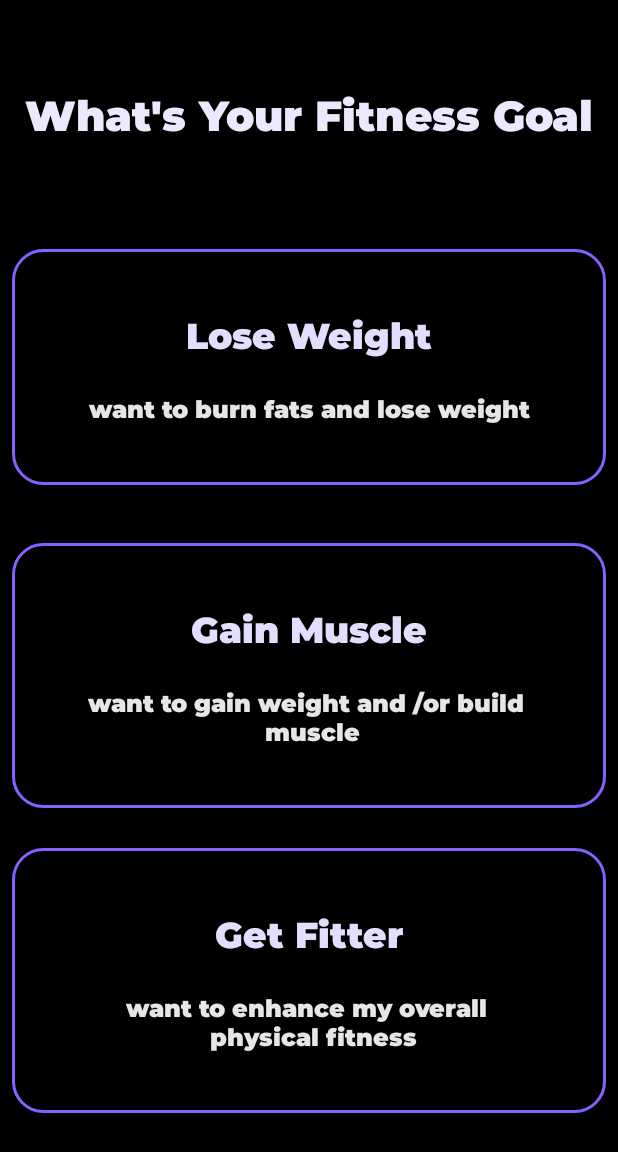
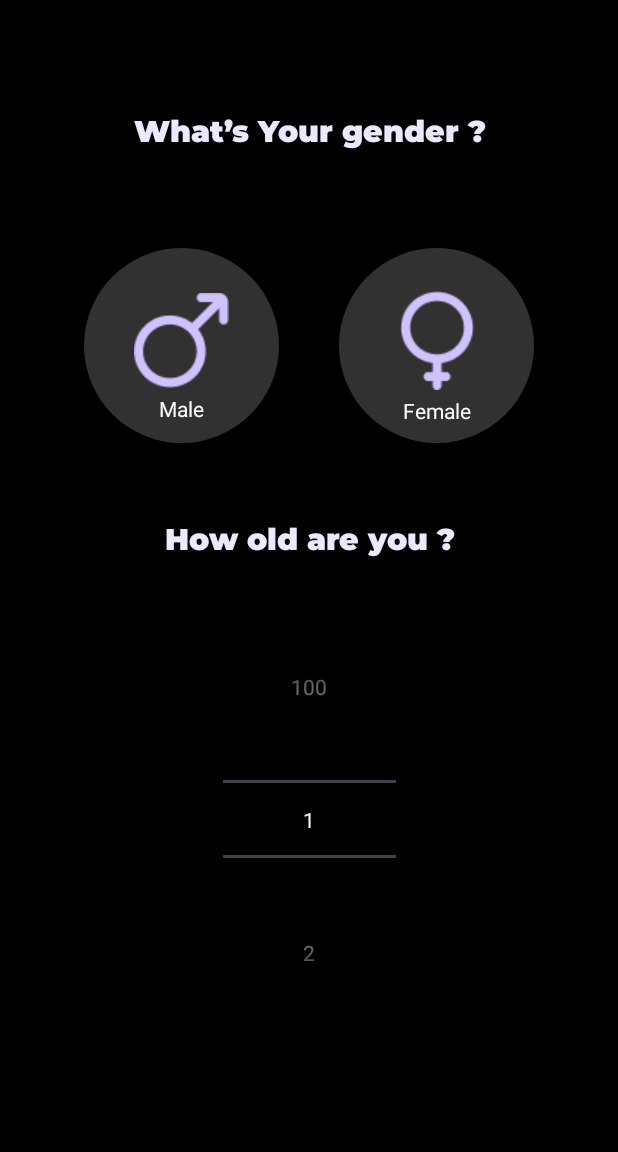
Before and after one commit to Modarb-Ai-Trainer/modarb-android, an Android app: the screen it shows after launch (GoalSelectionActivity before the commit, GenderSelectionActivity after it), on a phone screen of 412 x 824 dp. Shown: the top 1152 px of the screen. Run offline under Robolectric (Android 15) with nearby library versions, the light colour scheme and no system bars.

Commit message:
Adding demo (gender & target_weight) screen.

```diff
--- a/app/build.gradle.kts
+++ b/app/build.gradle.kts
@@ -46,6 +46,8 @@ dependencies {
     implementation("androidx.appcompat:appcompat:1.6.1")
     implementation("com.google.android.material:material:1.10.0")
     implementation("androidx.constraintlayout:constraintlayout:2.1.4")
+    implementation("androidx.navigation:navigation-fragment-ktx:2.5.3")
+    implementation("androidx.navigation:navigation-ui-ktx:2.5.3")
     testImplementation("junit:junit:4.13.2")
     androidTestImplementation("androidx.test.ext:junit:1.1.5")
     androidTestImplementation("androidx.test.espresso:espresso-core:3.5.1")
--- /dev/null
+++ b/app/src/main/java/com/modarb/android/ui/onboarding/activities/GenderSelectionActivity.kt
@@ -0,0 +1,55 @@
+package com.modarb.android.ui.onboarding.activities
+
+import android.os.Build
+import android.os.Bundle
+import android.view.View
+import android.widget.NumberPicker
+import android.widget.TextView
+import androidx.annotation.RequiresApi
+import androidx.appcompat.app.AppCompatActivity
+import com.modarb.android.R
+
+class GenderSelectionActivity : AppCompatActivity() {
+
+    @RequiresApi(Build.VERSION_CODES.M)
+    override fun onCreate(savedInstanceState: Bundle?) {
+        super.onCreate(savedInstanceState)
+        setContentView(R.layout.activity_gender_selection)
+
+        val container1 = findViewById<View>(R.id.circleBackground1)
+        val container2 = findViewById<View>(R.id.circleBackground2)
+
+        // Set OnClickListener for container1
+        container1.setOnClickListener {
+            changeBackgroundDrawable(container1, R.drawable.circular_background_neon)
+            changeBackgroundDrawable(container2, R.drawable.circular_background)
+        }
+
+        // Set OnClickListener for container2
+        container2.setOnClickListener {
+            changeBackgroundDrawable(container2, R.drawable.circular_background_neon)
+            changeBackgroundDrawable(container1, R.drawable.circular_background)
+        }
+
+        val numberPicker: NumberPicker = findViewById(R.id.numberPicker)
+
+        numberPicker.minValue = 1
+        numberPicker.maxValue = 100
+
+        val numberPickerTextColor = getColor(R.color.white_smoke) // Replace with your desired red color
+        if (Build.VERSION.SDK_INT >= Build.VERSION_CODES.Q) {
+            numberPicker.setTextColor(numberPickerTextColor)
+        }
+
+        // Set the number text color to red
+        numberPicker.setOnValueChangedListener { picker, oldVal, newVal ->
+            val numberPickerTextViewId = resources.getIdentifier("android:id/number picker_input", null, null)
+            val numberPickerTextView = numberPicker.findViewById<TextView>(numberPickerTextViewId)
+            numberPickerTextView?.setTextColor(numberPickerTextColor)
+        }
+    }
+
+    private fun changeBackgroundDrawable(view: View, drawableId: Int) {
+        view.setBackgroundResource(drawableId)
+    }
+}
--- /dev/null
+++ b/app/src/main/res/drawable/circular_background.xml
@@ -0,0 +1,5 @@
+<?xml version="1.0" encoding="utf-8"?>
+<shape xmlns:android="http://schemas.android.com/apk/res/android"
+    android:shape="oval">
+    <solid android:color="@color/dark_charcoal" />
+</shape>
--- /dev/null
+++ b/app/src/main/res/drawable/circular_background_neon.xml
@@ -0,0 +1,5 @@
+<?xml version="1.0" encoding="utf-8"?>
+<shape xmlns:android="http://schemas.android.com/apk/res/android"
+    android:shape="oval">
+    <solid android:color="@color/neon_blue" />
+</shape>
--- a/app/src/main/res/drawable/neon_blue_edges.xml
+++ b/app/src/main/res/drawable/neon_blue_edges.xml
@@ -2,7 +2,7 @@
 <selector xmlns:android="http://schemas.android.com/apk/res/android">
     <item android:state_pressed="true">
         <shape>
-            <solid android:color="#6739FF" />
+            <solid android:color="@color/neon_blue" />
             <corners android:radius="20dp" />
         </shape>
     </item>
@@ -12,7 +12,7 @@
             <solid android:color="@android:color/transparent" />
             <stroke
                 android:width="2dp"
-                android:color="#8561FF" />
+                android:color="@color/primary_400" />
             <corners android:radius="20dp" />
             <padding
                 android:end="10dp"
--- a/app/src/main/res/drawable/neon_blue_shape.xml
+++ b/app/src/main/res/drawable/neon_blue_shape.xml
@@ -1,5 +1,5 @@
 <shape xmlns:android="http://schemas.android.com/apk/res/android"
     android:shape="rectangle">
-    <solid android:color="#6739FF"/>
+    <solid android:color="@color/neon_blue"/>
     <corners android:radius="20dp" />
 </shape>
--- /dev/null
+++ b/app/src/main/res/layout/activity_gender_selection.xml
@@ -0,0 +1,142 @@
+<androidx.constraintlayout.widget.ConstraintLayout
+    xmlns:android="http://schemas.android.com/apk/res/android"
+    xmlns:app="http://schemas.android.com/apk/res-auto"
+    xmlns:tools="http://schemas.android.com/tools"
+    android:layout_width="match_parent"
+    android:layout_height="match_parent"
+    android:padding="16dp"
+    android:background="@color/black">
+
+    <TextView
+        android:id="@+id/textView"
+        android:layout_width="0dp"
+        android:layout_height="wrap_content"
+        android:layout_marginTop="48dp"
+        android:fontFamily="@font/montserrat"
+        android:gravity="center"
+        android:padding="8dp"
+        android:text="@string/whats_your_gender"
+        android:textColor="@color/lavender"
+        android:textSize="20sp"
+        app:layout_constraintEnd_toEndOf="parent"
+        app:layout_constraintHorizontal_bias="0.0"
+        app:layout_constraintStart_toStartOf="parent"
+        app:layout_constraintTop_toTopOf="parent" />
+
+    <TextView
+        android:id="@+id/textView3"
+        android:layout_width="0dp"
+        android:layout_height="wrap_content"
+        android:fontFamily="@font/montserrat"
+        android:gravity="center"
+        android:padding="8dp"
+        android:text="@string/how_old_are_you"
+        android:textColor="@color/lavender"
+        android:textSize="20sp"
+        app:layout_constraintBottom_toTopOf="@+id/numberPicker"
+        app:layout_constraintEnd_toEndOf="parent"
+        app:layout_constraintStart_toStartOf="parent"
+        app:layout_constraintTop_toBottomOf="@+id/circleBackground2"
+        app:layout_constraintVertical_bias="0.555" />
+
+    <View
+        android:id="@+id/circleBackground1"
+        android:layout_width="130dp"
+        android:layout_height="130dp"
+        android:background="@drawable/circular_background"
+        app:layout_constraintBottom_toBottomOf="parent"
+        app:layout_constraintEnd_toStartOf="@+id/circleBackground2"
+        app:layout_constraintStart_toStartOf="parent"
+        app:layout_constraintTop_toBottomOf="@+id/textView"
+        app:layout_constraintVertical_bias="0.1" />
+
+    <LinearLayout
+        android:id="@+id/container"
+        android:layout_width="wrap_content"
+        android:layout_height="wrap_content"
+        android:gravity="center"
+        android:orientation="vertical"
+        app:layout_constraintBottom_toBottomOf="@+id/circleBackground1"
+        app:layout_constraintEnd_toEndOf="@+id/circleBackground1"
+        app:layout_constraintStart_toStartOf="@+id/circleBackground1"
+        app:layout_constraintTop_toTopOf="@+id/circleBackground1"
+        tools:ignore="UseCompoundDrawables">
+
+        <ImageView
+            android:id="@+id/imageView"
+            android:layout_width="wrap_content"
+            android:layout_height="wrap_content"
+            android:layout_marginTop="16dp"
+            android:layout_marginBottom="4dp"
+            android:src="@drawable/male_vector"
+            tools:ignore="ContentDescription" />
+
+        <TextView
+            android:id="@+id/textView1"
+            android:layout_width="wrap_content"
+            android:layout_height="wrap_content"
+            android:text="@string/male"
+            android:textColor="@android:color/white" />
+
+    </LinearLayout>
+
+    <View
+        android:id="@+id/circleBackground2"
+        android:layout_width="130dp"
+        android:layout_height="130dp"
+        android:background="@drawable/circular_background"
+        app:layout_constraintBottom_toBottomOf="parent"
+        app:layout_constraintEnd_toEndOf="parent"
+        app:layout_constraintHorizontal_bias="0.75"
+        app:layout_constraintStart_toEndOf="@id/circleBackground1"
+        app:layout_constraintTop_toBottomOf="@+id/textView"
+        app:layout_constraintVertical_bias="0.1"/>
+
+    <LinearLayout
+        android:id="@+id/container2"
+        android:layout_width="wrap_content"
+        android:layout_height="wrap_content"
+        android:gravity="center"
+        android:orientation="vertical"
+        app:layout_constraintBottom_toBottomOf="@+id/circleBackground2"
+        app:layout_constraintEnd_toEndOf="@+id/circleBackground2"
+        app:layout_constraintStart_toStartOf="@+id/circleBackground2"
+        app:layout_constraintTop_toTopOf="@+id/circleBackground2"
+        tools:ignore="UseCompoundDrawables">
+
+        <ImageView
+            android:id="@+id/imageView2"
+            android:layout_width="wrap_content"
+            android:layout_height="wrap_content"
+            android:layout_marginTop="16dp"
+            android:layout_marginBottom="4dp"
+            android:src="@drawable/female_vector"
+            tools:ignore="ContentDescription" />
+
+        <TextView
+            android:id="@+id/textView2"
+            android:layout_width="wrap_content"
+            android:layout_height="wrap_content"
+            android:text="@string/female"
+            android:textColor="@android:color/white" />
+
+    </LinearLayout>
+
+    <NumberPicker
+        android:id="@+id/numberPicker"
+        android:layout_width="115dp"
+        android:layout_height="266dp"
+        android:layout_marginTop="16dp"
+        android:layout_marginBottom="16dp"
+        android:background="@android:color/transparent"
+        android:gravity="center"
+        android:orientation="vertical"
+        android:textColor="@color/neon_blue"
+        app:layout_constraintBottom_toBottomOf="parent"
+        app:layout_constraintEnd_toEndOf="parent"
+        app:layout_constraintStart_toStartOf="parent"
+        app:layout_constraintTop_toTopOf="parent"
+        app:layout_constraintVertical_bias="0.772" />
+
+
+</androidx.constraintlayout.widget.ConstraintLayout>
--- /dev/null
+++ b/app/src/main/res/values-v23/themes.xml
@@ -0,0 +1,9 @@
+<resources xmlns:tools="http://schemas.android.com/tools">
+
+    <style name="Theme.Modarb" parent="Base.Theme.Modarb">
+        <!-- Transparent system bars for edge-to-edge. -->
+        <item name="android:navigationBarColor">@android:color/transparent</item>
+        <item name="android:statusBarColor">@android:color/transparent</item>
+        <item name="android:windowLightStatusBar">?attr/isLightTheme</item>
+    </style>
+</resources>
--- a/app/src/main/res/values/colors.xml
+++ b/app/src/main/res/values/colors.xml
@@ -16,4 +16,8 @@
     <color name="lavender">#EEE8FE</color>
     <color name="white_violet">#E5DDFE</color>
     <color name="platinum">#E6E6E6</color>
+    <color name="white_smoke">#F7F7F7</color>
+    <color name="dark_charcoal">#313131</color>
+    <color name="neon_blue">#6739FF</color>
+    <color name="tropical_indigo">#997AFF</color>
 </resources>
--- a/app/src/main/res/values/strings.xml
+++ b/app/src/main/res/values/strings.xml
@@ -15,13 +15,22 @@
     <string name="real_time_guidance_and_progress_tracking">Real-Time Guidance and \n Progress Tracking</string>
     <string name="description_real_time_guidance_and_progress_tracking">Experience real-time guidance during workouts and track your progress effortlessly. Our app provides insights, charts, and motivation to keep you on the path to a healthier lifestyle.</string>
     <string name="welcome_to_your_fitness_revolution">Welcome to your fitness \n revolution</string>
-    <string name="description_welcome_to_your_fitness_revolution">Meet your new workout companion – your smart personal trainer. Ready to guide you every step of the way. Let\'s make every workout count!</string>
+    <string name="description_welcome_to_your_fitness_revolution">Meet your new workout companion – your smart personal trainer. Ready to guide you every step of the way. Let’s make every workout count!</string>
     <string name="get_started">Get Started</string>
-    <string name="whats_your_fitness_goal">What\'s Your Fitness Goal</string>
+    <string name="whats_your_fitness_goal">What’s Your Fitness Goal</string>
     <string name="lose_weight">Lose Weight\n</string>
     <string name="want_to_burn_fats_and_lose_weight">want to burn fats and lose weight</string>
     <string name="gain_muscle">Gain Muscle\n</string>
     <string name="want_to_gain_weight_and_or_build_muscle">want to gain weight and /or build \n muscle</string>
     <string name="get_fitter">Get Fitter\n</string>
     <string name="want_to_enhance_my_overall_physical_fitness">want to enhance my overall \n physical fitness</string>
+    <string name="whats_your_gender">What’s Your gender ?</string>
+    <string name="how_old_are_you">How old are you ?</string>
+    <string name="whats_your_height">What’s Your height?</string>
+    <string name="whats_your_weight">What’s Your Weight?</string>
+    <string name="whats_your_target_weight">What’s Your Target weight?</string>
+    <string name="title_activity_gender_selection">GenderSelectionActivity</string>
+    <string name="male">Male</string>
+    <string name="female">Female</string>
+
 </resources>
```
Also changed, not shown: app/src/main/AndroidManifest.xml (+9 -1 lines), app/src/main/java/com/modarb/android/ui/onboarding/activities/TargetWeightSelectionActivity.kt (added, +33 -0 lines), app/src/main/res/layout/activity_target_weight_selection.xml (added, +67 -0 lines), app/src/main/res/drawable/female_vector.png (added), app/src/main/res/drawable/male_vector.png (added).
